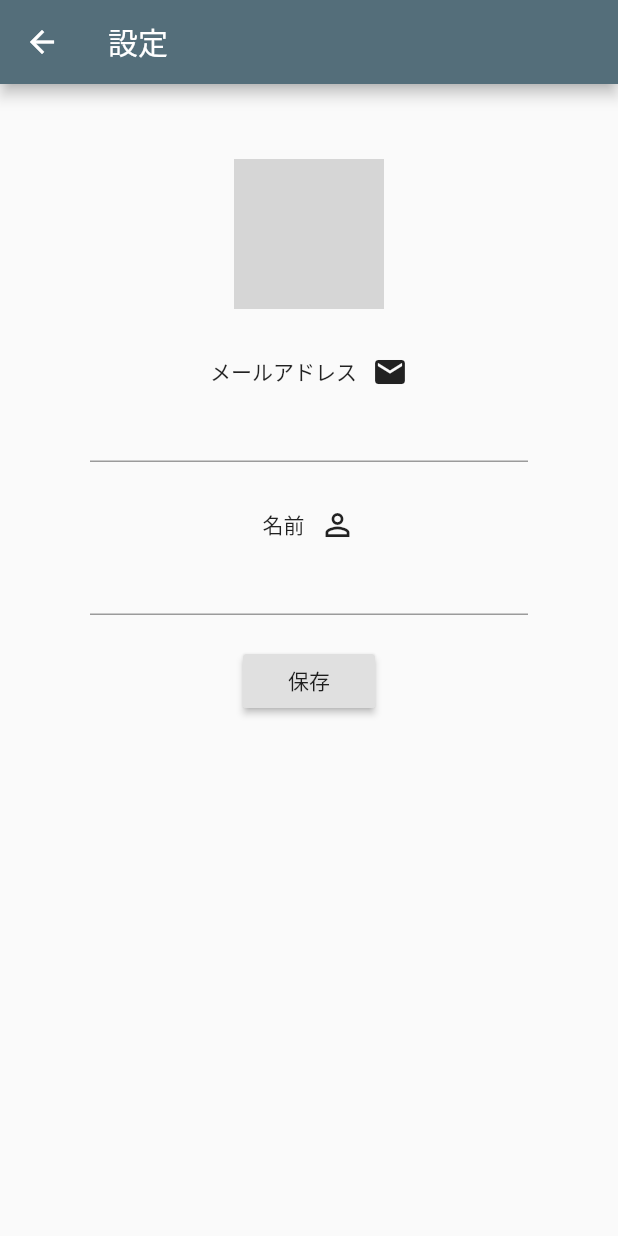
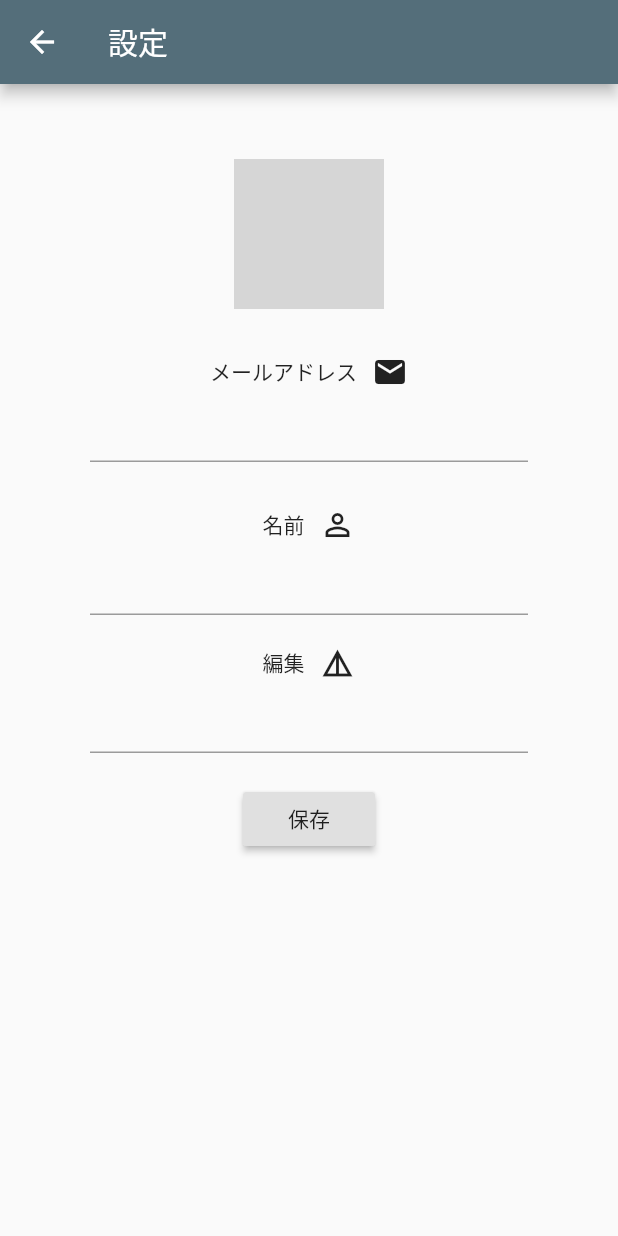
Before and after one commit to tamofplease/Pleasant-memory, a Flutter app: the SettingForm screen opened directly with empty values, on a phone screen of 412 x 824 dp. Run offline on Flutter 3.47's test engine with Material 2 defaults, Android fonts, the phone set to English and light mode, and no system bars; our stand-ins replace bloc, cached_network_image, cloud_firestore, equatable, firebase_auth, firebase_storage and 7 more; missing offline and left inert: link, multi_image_picker; accounts and stored records are empty; network calls fail; grey boxes are pictures that could not be loaded.

Commit message:
s how画面の作成

```diff
--- a/lib/models/user.dart
+++ b/lib/models/user.dart
@@ -1,9 +1,9 @@
 import 'package:flutter/material.dart';
-import 'package:cached_network_image/cached_network_image.dart';
 
 class User {
   final String uid;
   final String name;
+  String introduction;
   final String email;
   final String photoUrl;
   final DateTime createdAt;
--- a/lib/views/homes/finder/finder_by_user_name_form.dart
+++ b/lib/views/homes/finder/finder_by_user_name_form.dart
@@ -3,7 +3,7 @@ import 'package:meple/blocs/find_user/find_user.dart';
 import 'package:meple/blocs/form_bloc/form.dart';
 import 'package:flutter_bloc/flutter_bloc.dart';
 import 'package:meple/views/homes/finder/finder_error_alert_dialog.dart';
-import 'package:meple/views/homes/finder/finder_user_id_success_form.dart';
+import 'package:meple/views/homes/finder/finder_user_success_form.dart';
 
 class FindByUserNameForm extends StatelessWidget {
   @override
--- a/lib/views/homes/finder/finder_user_id_form.dart
+++ b/lib/views/homes/finder/finder_user_id_form.dart
@@ -3,7 +3,7 @@ import 'package:meple/blocs/find_user/find_user.dart';
 import 'package:meple/blocs/form_bloc/form.dart';
 import 'package:flutter_bloc/flutter_bloc.dart';
 import 'package:meple/views/homes/finder/finder_error_alert_dialog.dart';
-import 'package:meple/views/homes/finder/finder_user_id_success_form.dart';
+import 'package:meple/views/homes/finder/finder_user_success_form.dart';
 
 class FindByUserIdForm extends StatelessWidget {
   @override
--- a/lib/views/homes/finder/finder_user_id_success_form.dart
+++ b/lib/views/homes/finder/finder_user_success_form.dart
@@ -3,6 +3,7 @@ import 'package:meple/blocs/find_user/find_user_event.dart';
 import 'package:flutter_bloc/flutter_bloc.dart';
 import 'package:meple/blocs/find_user/find_user.dart';
 import 'package:meple/models/user.dart';
+import 'package:provider/provider.dart';
 
 class FinderUserSuccessFrom extends StatelessWidget {
   final User user;
@@ -38,7 +39,8 @@ class FinderUserSuccessFrom extends StatelessWidget {
                             ],
                           ),
                           SizedBox(height: 10),
-                          Container(
+                          user.uid == Provider.of<String>(context)
+                              ? Container(
                                   height: 30,
                                   child: RaisedButton(
                                     color: Colors.white,
@@ -49,6 +51,7 @@ class FinderUserSuccessFrom extends StatelessWidget {
                                     child: Text("フォローする"),
                                   ),
                                 )
+                              : Container(),
                         ],
                       ),
                     )),
--- a/lib/views/sidebar/setting/setting_form.dart
+++ b/lib/views/sidebar/setting/setting_form.dart
@@ -9,7 +9,6 @@ import 'dart:io';
 import 'package:meple/blocs/drawer/drawer.dart';
 
 class SettingForm extends StatefulWidget {
-
   final User user;
   SettingForm(this.user);
   @override
@@ -17,10 +16,10 @@ class SettingForm extends StatefulWidget {
 }
 
 class _SettingFormState extends State<SettingForm> {
-
   final _formKey = GlobalKey<FormState>();
   String _email;
   String _name;
+  String _introduction;
 
   @override
   Widget build(BuildContext context) {
@@ -29,6 +28,7 @@ class _SettingFormState extends State<SettingForm> {
     _profileImage ??= _user.photoUrl;
     _email ??= _user.email;
     _name ??= _user.name;
+    _introduction ??= _user.introduction;
     return Scaffold(
       appBar: AppBar(
         backgroundColor: appBarColor,
@@ -42,15 +42,13 @@ class _SettingFormState extends State<SettingForm> {
             child: Column(
               mainAxisAlignment: MainAxisAlignment.center,
               children: [
-
-                BlocBuilder<ImageBloc, ImageState>(
-                  builder: (context, state) {
-                    if(state is PickImageSuccess){
+                BlocBuilder<ImageBloc, ImageState>(builder: (context, state) {
+                  if (state is PickImageSuccess) {
                     _profileImage = state.image;
                     BlocProvider.of<ImageBloc>(context).add(ImageInitial());
                   }
                   return GestureDetector(
-                      onTap: (){
+                    onTap: () {
                       BlocProvider.of<ImageBloc>(context).add(
                         ImagePickEvent(),
                       );
@@ -59,12 +57,15 @@ class _SettingFormState extends State<SettingForm> {
                       tag: "${_user.uid}__image",
                       child: CircleAvatar(
                         radius: 50,
-                          backgroundImage: _profileImage is File ? FileImage(_profileImage) : _profileImage=="assets/images/default.png" ? AssetImage(_profileImage) : NetworkImage(_profileImage),
+                        backgroundImage: _profileImage is File
+                            ? FileImage(_profileImage)
+                            : _profileImage == "assets/images/default.png"
+                                ? AssetImage(_profileImage)
+                                : NetworkImage(_profileImage),
                       ),
                     ),
                   );
-                  }
-                ),
+                }),
                 SizedBox(
                   height: 30,
                 ),
@@ -94,14 +95,29 @@ class _SettingFormState extends State<SettingForm> {
                   ],
                 ),
                 TextFormField(
-                  validator: (val) => val.isEmpty? "値を入力してください" : null,
+                  validator: (val) => val.isEmpty ? "値を入力してください" : null,
                   initialValue: _user.name,
                   onChanged: (val) => setState(() => _name = val),
                 ),
                 SizedBox(height: 20),
+                Row(
+                  mainAxisAlignment: MainAxisAlignment.center,
+                  children: <Widget>[
+                    Text("編集"),
+                    SizedBox(width: 10),
+                    Icon(Icons.details),
+                  ],
+                ),
+                TextFormField(
+                  maxLines: null,
+                  initialValue: _user.introduction,
+                  onChanged: (val) => setState(() => _introduction = val),
+                ),
+                SizedBox(height: 20),
                 RaisedButton(
                   onPressed: () {
-                    BlocProvider.of<DrawerBloc>(context).add(UpdatedImageProg());
+                    BlocProvider.of<DrawerBloc>(context)
+                        .add(UpdatedImageProg());
                     BlocProvider.of<UserBloc>(context).add(UpdateUserOfSetting(
                       User(
                         email: _email,
```
Also changed, not shown: lib/models/follow.dart (added, +11 -0 lines), lib/views/sidebar/profile/profile.dart (+32 -6 lines). Lines whose indentation alone changed are shown as unchanged.
